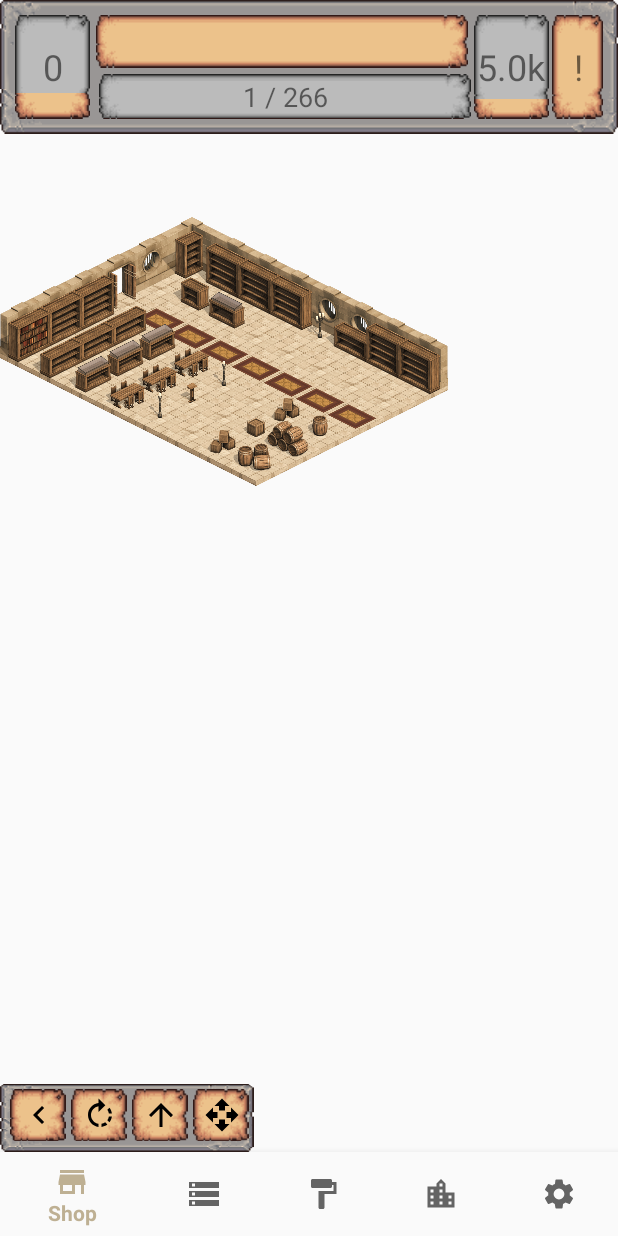
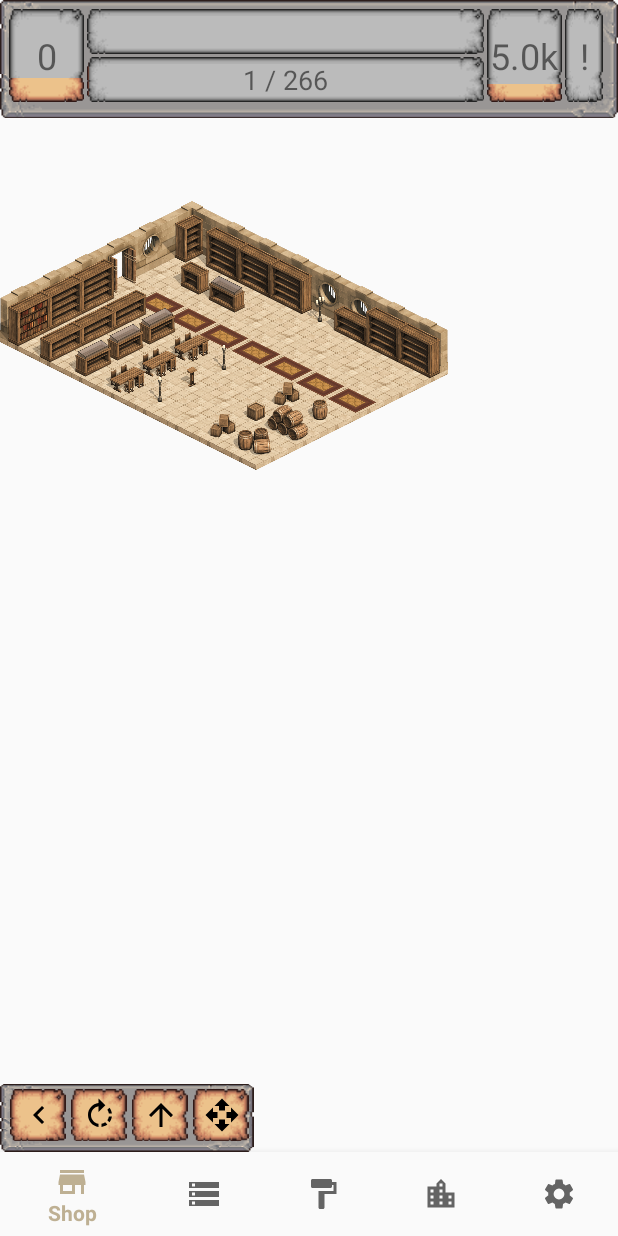
Before and after one commit to JakeSteam/PixelBookshop, an Android app: the screen it shows after launch (MainActivity), on a phone screen of 412 x 824 dp. Run offline under Robolectric (Android 15) with nearby library versions, the phone set to English and light mode, and no system bars; our stand-ins replace Room's generated code, navigation-ui; plain views replace ZoomLayout; 1 statement that could not run was skipped.

Commit message:
Tidies up status layout

```diff
--- a/app/src/main/java/uk/co/jakelee/pixelbookshop/converters/Xp.kt
+++ b/app/src/main/java/uk/co/jakelee/pixelbookshop/maths/Xp.kt
@@ -1,4 +1,4 @@
-package uk.co.jakelee.pixelbookshop.converters
+package uk.co.jakelee.pixelbookshop.maths
 
 import kotlin.math.floor
 import kotlin.math.pow
--- a/app/src/main/java/uk/co/jakelee/pixelbookshop/ui/status/StatusFragment.kt
+++ b/app/src/main/java/uk/co/jakelee/pixelbookshop/ui/status/StatusFragment.kt
@@ -9,8 +9,7 @@ import androidx.lifecycle.Observer
 import androidx.lifecycle.ViewModelProvider
 import kotlinx.android.synthetic.main.fragment_status.*
 import uk.co.jakelee.pixelbookshop.R
-import uk.co.jakelee.pixelbookshop.converters.Xp
-import kotlin.math.ceil
+import uk.co.jakelee.pixelbookshop.maths.Xp
 import kotlin.math.ln
 import kotlin.math.pow
 
@@ -27,23 +26,21 @@ class StatusFragment : Fragment() {
         statusViewModel.getBookData().observe(this.activity!!, Observer { it?.let {
             if (!it.isValid()) return@Observer
             text_stock.text = "${it.books} / ${it.max}"
-            text_stock_progress.progress = ceil((it.books!!.toDouble() / it.max!!) * 100).toInt()
+            text_stock_progress.max = it.max!!
+            text_stock_progress.progress = it.books!!
         }})
         statusViewModel.getCoinData().observe(this.activity!!, Observer { it?.let {
             if (!it.isValid()) return@Observer
-            text_coins.text = "${it.coins!!.withSuffix()}"
-            text_coins_progress.progress = ceil((it.coins!!.toDouble() / it.max!!) * 100).toInt()
+            text_coins.text = it.coins!!.withSuffix()
+            text_coins_progress.max = it.max!!
+            text_coins_progress.progress = it.coins!!
         }})
         statusViewModel.xp.observe(this.activity!!, Observer { it?.let {
             val level = Xp.xpToLevel(it)
             text_level.text = "$level"
             text_level_progress.progress = Xp.getLevelProgress(it)
         }})
-        val root = inflater.inflate(R.layout.fragment_status, container, false)
-        /*root.findViewById<TextView>(R.id.text_xp).setOnClickListener {
-            statusViewModel.addXp(10)
-        }*/
-        return root
+        return inflater.inflate(R.layout.fragment_status, container, false)
     }
 
     private fun Int.withSuffix(): String {
--- a/app/src/main/res/layout/fragment_status.xml
+++ b/app/src/main/res/layout/fragment_status.xml
@@ -4,7 +4,7 @@
     android:layout_width="match_parent"
     android:layout_height="wrap_content"
     xmlns:tools="http://schemas.android.com/tools"
-    android:padding="8dp"
+    android:padding="6dp"
     android:background="@drawable/ui_background">
 
     <ProgressBar
@@ -13,11 +13,12 @@
         android:layout_width="50dp"
         android:layout_height="0dp"
         android:indeterminate="false"
+        android:layout_marginRight="2dp"
         android:progressDrawable="@drawable/progressbar_vertical"
-        android:layout_margin="2dp"
+        tools:progress="50"
         app:layout_constraintStart_toStartOf="parent"
         app:layout_constraintTop_toTopOf="parent"
-        app:layout_constraintBottom_toBottomOf="parent"
+        app:layout_constraintBottom_toBottomOf="@id/text_stock_progress"
         app:layout_constraintEnd_toStartOf="@id/text_time"/>
     <TextView
         android:id="@+id/text_level"
@@ -27,32 +28,45 @@
         android:textSize="24sp"
         app:layout_constraintStart_toStartOf="@id/text_level_progress"
         app:layout_constraintTop_toTopOf="@id/text_level_progress"
-        app:layout_constraintBottom_toBottomOf="@id/text_level_progress"
+        app:layout_constraintBottom_toBottomOf="@id/text_stock_progress"
         app:layout_constraintEnd_toEndOf="@id/text_level_progress"
         tools:text="16"/>
 
+    <ProgressBar
+        android:id="@+id/text_time_progress"
+        style="?android:attr/progressBarStyleHorizontal"
+        android:layout_width="0dp"
+        android:layout_height="30dp"
+        android:indeterminate="false"
+        android:progressDrawable="@drawable/progressbar_horizontal"
+        android:layout_marginEnd="2dp"
+        android:layout_marginBottom="2dp"
+        tools:progress="50"
+        app:layout_constraintBottom_toTopOf="@id/text_stock_progress"
+        app:layout_constraintEnd_toStartOf="@id/text_coins_progress"
+        app:layout_constraintStart_toStartOf="@id/text_time"
+        app:layout_constraintTop_toTopOf="parent" />
     <TextView
         android:id="@+id/text_time"
         android:layout_width="0dp"
         android:layout_height="wrap_content"
-        android:layout_margin="2dp"
-        android:background="@drawable/ui_element"
         android:gravity="center"
         android:textSize="18sp"
-        app:layout_constraintBottom_toTopOf="@id/text_stock_progress"
+        app:layout_constraintBottom_toBottomOf="@id/text_time_progress"
         app:layout_constraintEnd_toStartOf="@id/text_coins_progress"
         app:layout_constraintStart_toEndOf="@id/text_level_progress"
         app:layout_constraintTop_toTopOf="parent"
-        tools:text="13457xp" />
+        tools:text="Day 1: 4pm" />
 
     <ProgressBar
         android:id="@+id/text_stock_progress"
         style="?android:attr/progressBarStyleHorizontal"
         android:layout_width="0dp"
         android:layout_height="30dp"
-        android:layout_margin="2dp"
         android:indeterminate="false"
-        android:progressDrawable="@drawable/progressbar_vertical"
+        android:progressDrawable="@drawable/progressbar_horizontal"
+        android:layout_marginEnd="2dp"
+        tools:progress="50"
         app:layout_constraintBottom_toBottomOf="parent"
         app:layout_constraintEnd_toStartOf="@id/text_coins_progress"
         app:layout_constraintStart_toStartOf="@id/text_time"
@@ -76,11 +90,12 @@
         android:layout_height="0dp"
         android:indeterminate="false"
         android:progressDrawable="@drawable/progressbar_vertical"
-        android:layout_margin="2dp"
+        android:layout_marginEnd="2dp"
+        tools:progress="50"
         app:layout_constraintStart_toEndOf="@id/text_time"
-        app:layout_constraintEnd_toStartOf="@id/text_notifications"
+        app:layout_constraintEnd_toStartOf="@id/text_notifications_progress"
         app:layout_constraintTop_toTopOf="parent"
-        app:layout_constraintBottom_toBottomOf="parent"/>
+        app:layout_constraintBottom_toBottomOf="@id/text_stock_progress"/>
     <TextView
         android:id="@+id/text_coins"
         android:layout_width="0dp"
@@ -93,17 +108,28 @@
         app:layout_constraintEnd_toEndOf="@id/text_coins_progress"
         tools:text="16"/>
 
+    <ProgressBar
+        android:id="@+id/text_notifications_progress"
+        style="?android:attr/progressBarStyleHorizontal"
+        android:layout_width="25dp"
+        android:layout_height="0dp"
+        android:indeterminate="false"
+        android:progressDrawable="@drawable/progressbar_vertical"
+        android:layout_marginEnd="2dp"
+        tools:progress="50"
+        app:layout_constraintStart_toEndOf="@id/text_coins"
+        app:layout_constraintEnd_toEndOf="parent"
+        app:layout_constraintTop_toTopOf="parent"
+        app:layout_constraintBottom_toBottomOf="@id/text_coins_progress"/>
     <TextView
         android:id="@+id/text_notifications"
-        android:layout_width="wrap_content"
+        android:layout_width="0dp"
         android:layout_height="0dp"
         android:gravity="center"
         android:textSize="24sp"
-        android:layout_margin="2dp"
-        app:layout_constraintStart_toEndOf="@id/text_coins"
-        app:layout_constraintEnd_toEndOf="parent"
-        app:layout_constraintTop_toTopOf="parent"
-        app:layout_constraintBottom_toBottomOf="parent"
-        android:background="@drawable/ui_element"
+        app:layout_constraintStart_toStartOf="@id/text_notifications_progress"
+        app:layout_constraintEnd_toEndOf="@id/text_notifications_progress"
+        app:layout_constraintTop_toTopOf="@id/text_notifications_progress"
+        app:layout_constraintBottom_toBottomOf="@id/text_notifications_progress"
         android:text="!"/>
 </androidx.constraintlayout.widget.ConstraintLayout>
```
